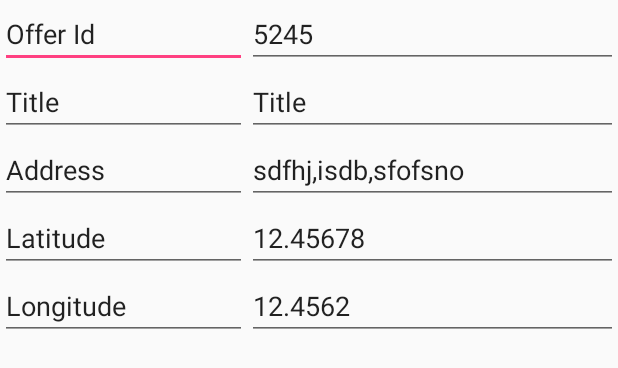
After one commit to mohitajwani/SnapWork, an Android app: the layout activity_offers.xml on its own in the app's theme, with its tools: preview values and no code run, on a phone screen of 412 x 824 dp. The commit adds this screen. Shown: the top 368 px of the screen. Run offline under Robolectric (Android 15) with nearby library versions, the phone set to English and light mode, and no system bars.

Commit message:
Offer Details Screen

```diff
--- a/MyApplication/app/src/main/java/snapwork/com/mohittest/OffersAdapter.java
+++ b/MyApplication/app/src/main/java/snapwork/com/mohittest/OffersAdapter.java
@@ -43,8 +43,8 @@ public class OffersAdapter extends RecyclerView.Adapter<OffersAdapter.OfferViewH
     public void onBindViewHolder(OfferViewHolder holder, int position) {
         Offer offer = offerList.get(position);
         holder.title.setText(offer.getName());
-        holder.longitude.setText("Latitude: " + offer.getLON());
-        holder.latitude.setText("Longitude: " + offer.getLAT());
+        holder.longitude.setText("Longitude: " + offer.getLON());
+        holder.latitude.setText("Latitude: " + offer.getLAT());
     }
 
     @Override
--- /dev/null
+++ b/MyApplication/app/src/main/res/layout/activity_offers.xml
@@ -0,0 +1,107 @@
+<?xml version="1.0" encoding="utf-8"?>
+<LinearLayout xmlns:android="http://schemas.android.com/apk/res/android"
+    xmlns:tools="http://schemas.android.com/tools"
+    android:layout_width="match_parent"
+    android:layout_height="match_parent"
+    android:orientation="vertical">
+
+    <LinearLayout
+        android:layout_width="match_parent"
+        android:layout_height="wrap_content"
+        android:orientation="horizontal">
+
+        <EditText
+            android:id="@+id/etOfferId"
+            android:layout_width="0dp"
+            android:layout_height="wrap_content"
+            android:layout_weight="0.4"
+            android:text="@string/offer_id" />
+
+        <EditText
+            android:id="@+id/etOfferIdValue"
+            android:layout_width="0dp"
+            android:layout_height="wrap_content"
+            android:layout_weight="0.6"
+            tools:text="5245" />
+    </LinearLayout>
+
+    <LinearLayout
+        android:layout_width="match_parent"
+        android:layout_height="wrap_content"
+        android:orientation="horizontal">
+
+        <EditText
+            android:id="@+id/etTitle"
+            android:layout_width="0dp"
+            android:layout_height="wrap_content"
+            android:layout_weight="0.4"
+            android:text="@string/offer_title" />
+
+        <EditText
+            android:id="@+id/etTitleValue"
+            android:layout_width="0dp"
+            android:layout_height="wrap_content"
+            android:layout_weight="0.6"
+            tools:text="Title" />
+    </LinearLayout>
+
+    <LinearLayout
+        android:layout_width="match_parent"
+        android:layout_height="wrap_content"
+        android:orientation="horizontal">
+
+        <EditText
+            android:id="@+id/etAddress"
+            android:layout_width="0dp"
+            android:layout_height="wrap_content"
+            android:layout_weight="0.4"
+            android:text="@string/offer_address" />
+
+        <EditText
+            android:id="@+id/etAddressValue"
+            android:layout_width="0dp"
+            android:layout_height="wrap_content"
+            android:layout_weight="0.6"
+            tools:text="sdfhj,isdb,sfofsno" />
+    </LinearLayout>
+
+    <LinearLayout
+        android:layout_width="match_parent"
+        android:layout_height="wrap_content"
+        android:orientation="horizontal">
+
+        <EditText
+            android:id="@+id/etLat"
+            android:layout_width="0dp"
+            android:layout_height="wrap_content"
+            android:layout_weight="0.4"
+            android:text="@string/offer_lat" />
+
+        <EditText
+            android:id="@+id/etLatValue"
+            android:layout_width="0dp"
+            android:layout_height="wrap_content"
+            android:layout_weight="0.6"
+            tools:text="12.45678" />
+    </LinearLayout>
+
+    <LinearLayout
+        android:layout_width="match_parent"
+        android:layout_height="wrap_content"
+        android:orientation="horizontal">
+
+        <EditText
+            android:id="@+id/etLon"
+            android:layout_width="0dp"
+            android:layout_height="wrap_content"
+            android:layout_weight="0.4"
+            android:text="@string/offer_lon" />
+
+        <EditText
+            android:id="@+id/etLonValue"
+            android:layout_width="0dp"
+            android:layout_height="wrap_content"
+            android:layout_weight="0.6"
+            tools:text="12.4562" />
+    </LinearLayout>
+</LinearLayout>
--- a/MyApplication/app/src/main/res/values/strings.xml
+++ b/MyApplication/app/src/main/res/values/strings.xml
@@ -2,4 +2,10 @@
     <string name="app_name">MohitTest</string>
     <string name="list_tab">List</string>
     <string name="maps_tab">Map</string>
+    <!--Offers Screen-->
+    <string name="offer_lat">Latitude</string>
+    <string name="offer_lon">Longitude</string>
+    <string name="offer_address">Address</string>
+    <string name="offer_title">Title</string>
+    <string name="offer_id">Offer Id</string>
 </resources>
```
Also changed, not shown: MyApplication/app/src/main/java/snapwork/com/mohittest/MainActivity.java (+7 -2 lines), MyApplication/app/src/main/java/snapwork/com/mohittest/Offer.java (+15 -11 lines), MyApplication/app/src/main/java/snapwork/com/mohittest/OffersActivity.java (added, +34 -0 lines).
